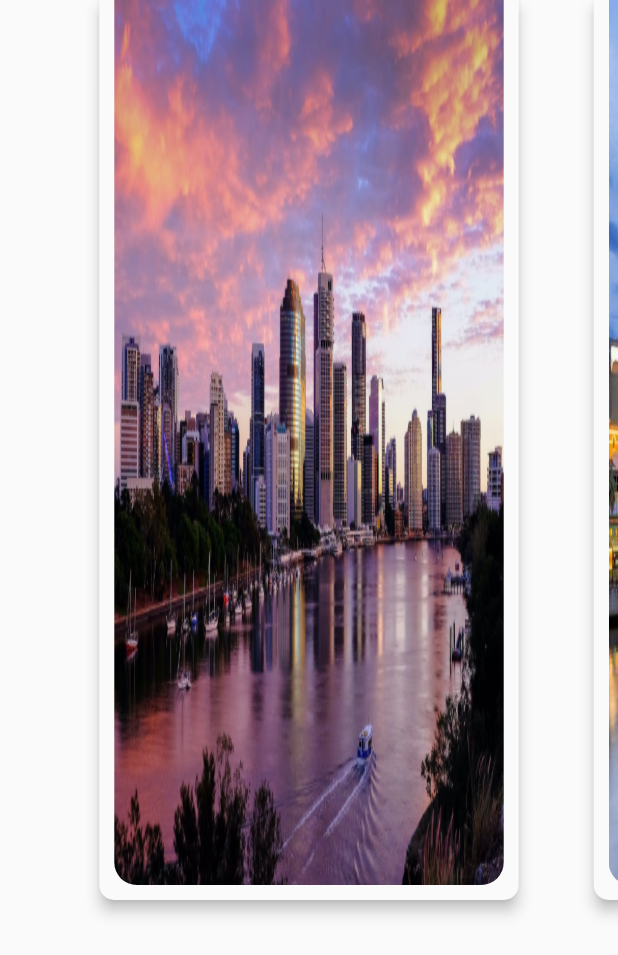
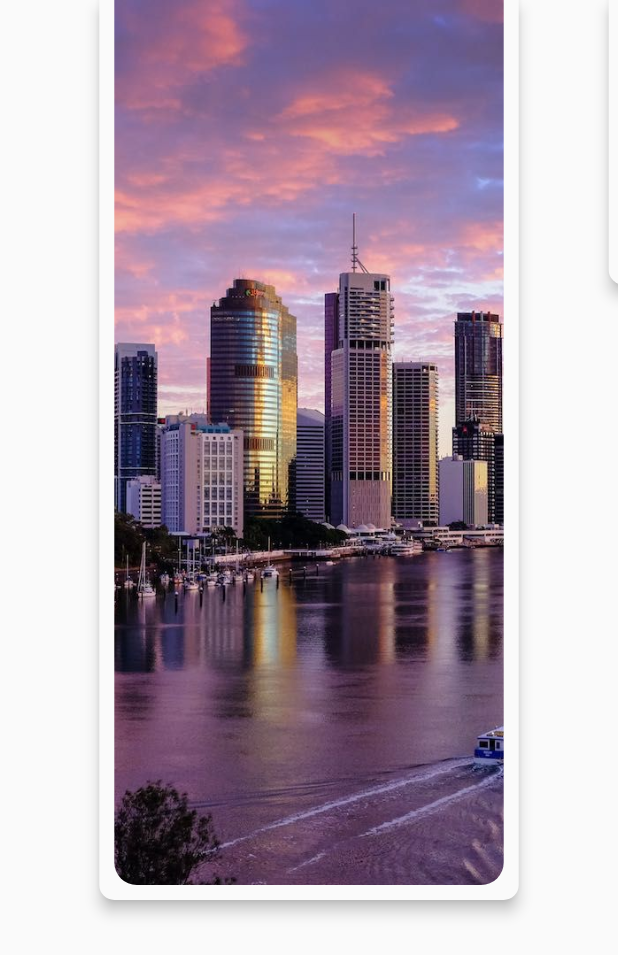
Before and after one commit to CaroMen/AussieTravel, a Flutter app: the screen it shows after launch, on a phone screen of 412 x 824 dp. Shown: the top 955 px of the screen. Run offline on Flutter 3.47's test engine with Material 2 defaults, Android fonts, the phone set to English and light mode, and no system bars.

Commit message:
fitHeight images

```diff
--- a/lib/pages/city_explorer_page.dart
+++ b/lib/pages/city_explorer_page.dart
@@ -55,12 +55,37 @@ class _ExploreCityState extends State<ExploreCity> {
   }
 
   Widget itemBuilder(index) {
-    print("$index ${_pageController.page}");
+    // print("$index ${_pageController.page}");
+    return AnimatedBuilder(
+      animation: _pageController,
+      builder: (context, child) {
+        double value = 1;
+        if (_pageController.position.haveDimensions) {
+          value = _pageController.page - index;
+          value = (1 - (value.abs() * 0.5)).clamp(0.0, 1.0);
           return Align(
             alignment: Alignment.topCenter,
             child: Container(
-        height: 600.0,
-        margin: const EdgeInsets.only(left: 25.0, right: 25.0, bottom: 10.0),
+              height: Curves.easeIn.transform(value) * 600,
+              margin:
+                  const EdgeInsets.only(left: 25.0, right: 25.0, bottom: 10.0),
+              child: child,
+            ),
+          );
+        } else {
+          return Align(
+            alignment: Alignment.topCenter,
+            child: Container(
+              height:
+                  Curves.easeIn.transform(index == 0 ? value : value * 0.5) *
+                      600,
+              margin:
+                  const EdgeInsets.only(left: 25.0, right: 25.0, bottom: 10.0),
+              child: child,
+            ),
+          );
+        }
+      },
       child: Material(
         elevation: 4.0,
         shape: RoundedRectangleBorder(
@@ -70,8 +95,7 @@ class _ExploreCityState extends State<ExploreCity> {
           ),
         ),
         child: Padding(
-            padding:
-                const EdgeInsets.only(left: 10.0, right: 10.0, bottom: 10.0),
+          padding: const EdgeInsets.only(left: 10.0, right: 10.0, bottom: 10.0),
           child: ClipRRect(
             borderRadius: BorderRadius.only(
               bottomLeft: Radius.circular(15.0),
@@ -79,8 +103,7 @@ class _ExploreCityState extends State<ExploreCity> {
             ),
             child: Image.asset(
               imagesList[index],
-                fit: BoxFit.fill,
-              ),
+              fit: BoxFit.fitHeight,
             ),
           ),
         ),
```
Lines whose indentation alone changed are shown as unchanged.
